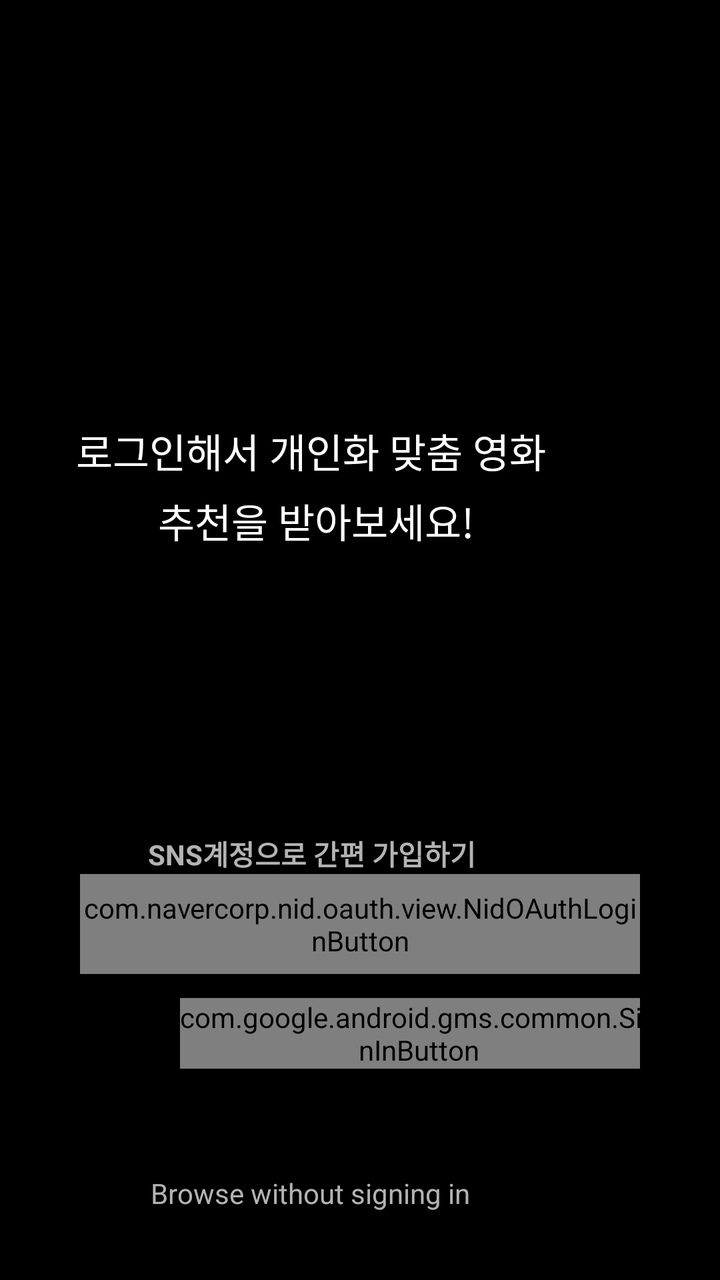
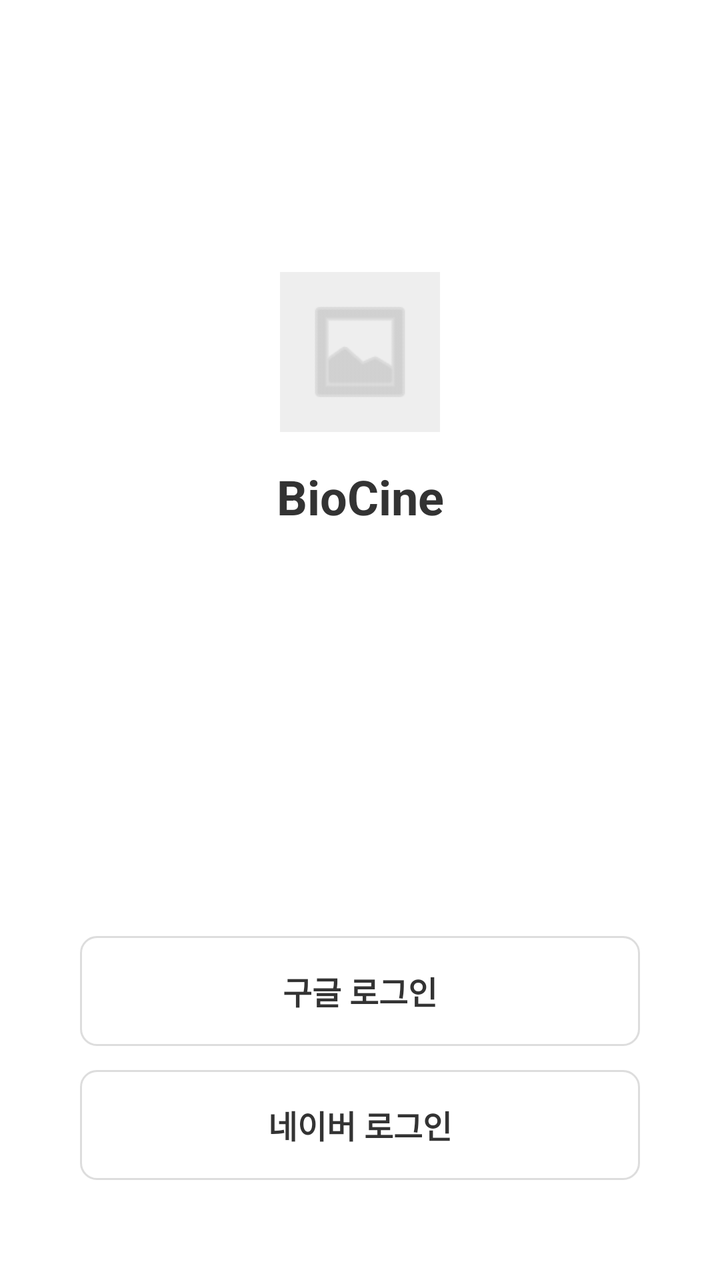

Two renders of the same Android screen: before a commit and after it. Below are the layout's source before the change and the commit's diff.
<!-- AndroidManifest.xml: application theme Theme.LMHYMVandroid -->
<!-- res/layout/activity_login.xml -->
<?xml version="1.0" encoding="utf-8"?>
<RelativeLayout xmlns:android="http://schemas.android.com/apk/res/android"
    xmlns:tools="http://schemas.android.com/tools"
    android:layout_width="match_parent"
    android:layout_height="match_parent"
    android:background="#000000"
    tools:context=".Activity.LoginActivity">

    <LinearLayout
        android:layout_width="match_parent"
        android:layout_height="123dp"
        android:layout_alignParentBottom="true"
        android:layout_marginBottom="80dp"
        android:orientation="vertical"
        android:paddingHorizontal="40dp">

        <com.navercorp.nid.oauth.view.NidOAuthLoginButton
            android:id="@+id/button_naver_login"
            android:layout_width="match_parent"
            android:layout_height="50dp"
            android:layout_marginBottom="12dp" />

        <com.google.android.gms.common.SignInButton
            android:id="@+id/sign_in_button"
            android:layout_width="239dp"
            android:layout_height="wrap_content"
            android:layout_marginLeft="50dp" />

    </LinearLayout>

    <TextView
        android:id="@+id/textView"
        android:layout_width="wrap_content"
        android:layout_height="wrap_content"
        android:layout_alignParentEnd="true"
        android:layout_alignParentBottom="true"
        android:layout_marginEnd="82dp"
        android:layout_marginBottom="400dp"
        android:text="로그인해서 개인화 맞춤 영화 "
        android:textSize="20sp" />

    <TextView
        android:id="@+id/textView2"
        android:layout_width="wrap_content"
        android:layout_height="wrap_content"
        android:layout_alignParentEnd="true"
        android:layout_alignParentBottom="true"
        android:layout_marginEnd="82dp"
        android:layout_marginBottom="400dp"
        android:text="로그인해서 개인화 맞춤 영화 "
        android:textColor="#FFFFFF"
        android:textSize="20sp" />

    <TextView
        android:id="@+id/textView3"
        android:layout_width="wrap_content"
        android:layout_height="wrap_content"
        android:layout_alignParentEnd="true"
        android:layout_alignParentBottom="true"
        android:layout_marginEnd="123dp"
        android:layout_marginBottom="365dp"
        android:text="추천을 받아보세요!"
        android:textColor="#FFFFFF"
        android:textSize="20sp" />

    <TextView
        android:id="@+id/textView4"
        android:layout_width="wrap_content"
        android:layout_height="wrap_content"
        android:layout_alignParentEnd="true"
        android:layout_alignParentBottom="true"
        android:layout_marginEnd="122dp"
        android:layout_marginBottom="203dp"
        android:text="SNS계정으로 간편 가입하기"
        android:textColor="#B3B3B3"
        android:textStyle="bold" />

    <TextView
        android:id="@+id/textView5"
        android:layout_width="wrap_content"
        android:layout_height="wrap_content"
        android:layout_alignParentEnd="true"
        android:layout_alignParentBottom="true"
        android:layout_marginEnd="125dp"
        android:layout_marginBottom="34dp"
        android:text="Browse without signing in"
        android:textColor="#B3B3B3" />

</RelativeLayout>
<!-- resources referenced by this layout -->
<resources>
  <style name="Theme.LMHYMVandroid" parent="Theme.Material3.Light.NoActionBar">
      </style>
</resources>

<!-- the commit's change to res/layout/activity_login.xml (unified diff, before → after) -->
@@ -1,89 +1,80 @@
 <?xml version="1.0" encoding="utf-8"?>
-<RelativeLayout xmlns:android="http://schemas.android.com/apk/res/android"
+<androidx.constraintlayout.widget.ConstraintLayout
+    xmlns:android="http://schemas.android.com/apk/res/android"
+    xmlns:app="http://schemas.android.com/apk/res-auto"
     xmlns:tools="http://schemas.android.com/tools"
     android:layout_width="match_parent"
     android:layout_height="match_parent"
-    android:background="#000000"
+    android:background="#FFFFFF"
     tools:context=".Activity.LoginActivity">
 
     <LinearLayout
+        android:id="@+id/logo_container"
+        android:layout_width="wrap_content"
+        android:layout_height="wrap_content"
+        android:gravity="center"
+        android:orientation="vertical"
+        app:layout_constraintBottom_toTopOf="@+id/button_container"
+        app:layout_constraintEnd_toEndOf="parent"
+        app:layout_constraintStart_toStartOf="parent"
+        app:layout_constraintTop_toTopOf="parent"
+        app:layout_constraintVertical_bias="0.4">
+
+        <ImageView
+            android:id="@+id/logo_image"
+            android:layout_width="80dp"
+            android:layout_height="80dp"
+            android:background="#EEEEEE"
+            android:contentDescription="Logo"
+            android:padding="10dp"
+            app:srcCompat="@android:drawable/ic_menu_gallery"
+            app:tint="#BDBDBD"/>
+
+        <TextView
+            android:id="@+id/logo_text"
+            android:layout_width="wrap_content"
+            android:layout_height="wrap_content"
+            android:layout_marginTop="16dp"
+            android:text="BioCine"
+            android:textColor="#333333"
+            android:textSize="24sp"
+            android:textStyle="bold" />
+    </LinearLayout>
+
+    <LinearLayout
+        android:id="@+id/button_container"
         android:layout_width="match_parent"
-        android:layout_height="123dp"
-        android:layout_alignParentBottom="true"
-        android:layout_marginBottom="80dp"
+        android:layout_height="wrap_content"
         android:orientation="vertical"
-        android:paddingHorizontal="40dp">
+        android:paddingHorizontal="40dp"
+        android:layout_marginBottom="50dp"
+        app:layout_constraintBottom_toBottomOf="parent"
+        app:layout_constraintEnd_toEndOf="parent"
+        app:layout_constraintStart_toStartOf="parent">
 
-        <com.navercorp.nid.oauth.view.NidOAuthLoginButton
+        <androidx.appcompat.widget.AppCompatButton
+            android:id="@+id/sign_in_button"
+            android:layout_width="match_parent"
+            android:layout_height="55dp"
+            android:layout_marginBottom="12dp"
+            android:background="@drawable/bg_login_button"
+            android:text="구글 로그인"
+            android:textColor="#333333"
+            android:textSize="16sp"
+            android:textStyle="bold"
+            android:stateListAnimator="@null" />
+
+        <androidx.appcompat.widget.AppCompatButton
             android:id="@+id/button_naver_login"
             android:layout_width="match_parent"
-            android:layout_height="50dp"
-            android:layout_marginBottom="12dp" />
-
-        <com.google.android.gms.common.SignInButton
-            android:id="@+id/sign_in_button"
-            android:layout_width="239dp"
-            android:layout_height="wrap_content"
-            android:layout_marginLeft="50dp" />
+            android:layout_height="55dp"
+            android:background="@drawable/bg_login_button"
+            android:text="네이버 로그인"
+            android:textColor="#333333"
+            android:textSize="16sp"
+            android:textStyle="bold"
+            android:stateListAnimator="@null" />
 
     </LinearLayout>
 
-    <TextView
-        android:id="@+id/textView"
-        android:layout_width="wrap_content"
-        android:layout_height="wrap_content"
-        android:layout_alignParentEnd="true"
-        android:layout_alignParentBottom="true"
-        android:layout_marginEnd="82dp"
-        android:layout_marginBottom="400dp"
-        android:text="로그인해서 개인화 맞춤 영화 "
-        android:textSize="20sp" />
-
-    <TextView
-        android:id="@+id/textView2"
-        android:layout_width="wrap_content"
-        android:layout_height="wrap_content"
-        android:layout_alignParentEnd="true"
-        android:layout_alignParentBottom="true"
-        android:layout_marginEnd="82dp"
-        android:layout_marginBottom="400dp"
-        android:text="로그인해서 개인화 맞춤 영화 "
-        android:textColor="#FFFFFF"
-        android:textSize="20sp" />
-
-    <TextView
-        android:id="@+id/textView3"
-        android:layout_width="wrap_content"
-        android:layout_height="wrap_content"
-        android:layout_alignParentEnd="true"
-        android:layout_alignParentBottom="true"
-        android:layout_marginEnd="123dp"
-        android:layout_marginBottom="365dp"
-        android:text="추천을 받아보세요!"
-        android:textColor="#FFFFFF"
-        android:textSize="20sp" />
-
-    <TextView
-        android:id="@+id/textView4"
-        android:layout_width="wrap_content"
-        android:layout_height="wrap_content"
-        android:layout_alignParentEnd="true"
-        android:layout_alignParentBottom="true"
-        android:layout_marginEnd="122dp"
-        android:layout_marginBottom="203dp"
-        android:text="SNS계정으로 간편 가입하기"
-        android:textColor="#B3B3B3"
-        android:textStyle="bold" />
-
-    <TextView
-        android:id="@+id/textView5"
-        android:layout_width="wrap_content"
-        android:layout_height="wrap_content"
-        android:layout_alignParentEnd="true"
-        android:layout_alignParentBottom="true"
-        android:layout_marginEnd="125dp"
-        android:layout_marginBottom="34dp"
-        android:text="Browse without signing in"
-        android:textColor="#B3B3B3" />
-
-</RelativeLayout>
+</androidx.constraintlayout.widget.ConstraintLayout>
<!-- resource entries referenced after the edit -->
@@ -1,5 +1,16 @@
 <!-- resources referenced by this layout -->
 <resources>
+  <!-- drawable bg_login_button (drawable) -->
+  <?xml version="1.0" encoding="utf-8"?>
+  <shape xmlns:android="http://schemas.android.com/apk/res/android">
+      <solid android:color="#FFFFFF" />
+  
+      <stroke
+          android:width="1dp"
+          android:color="#DDDDDD" />
+  
+      <corners android:radius="8dp" />
+  </shape>
   <style name="Theme.LMHYMVandroid" parent="Theme.Material3.Light.NoActionBar">
       </style>
 </resources>
